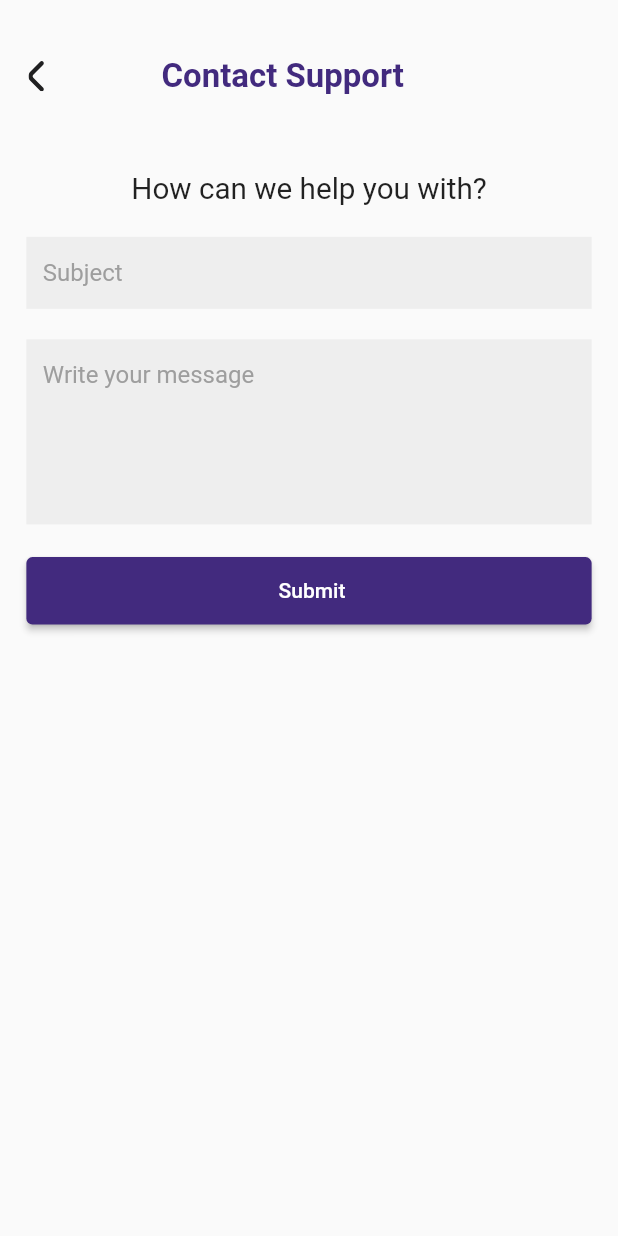
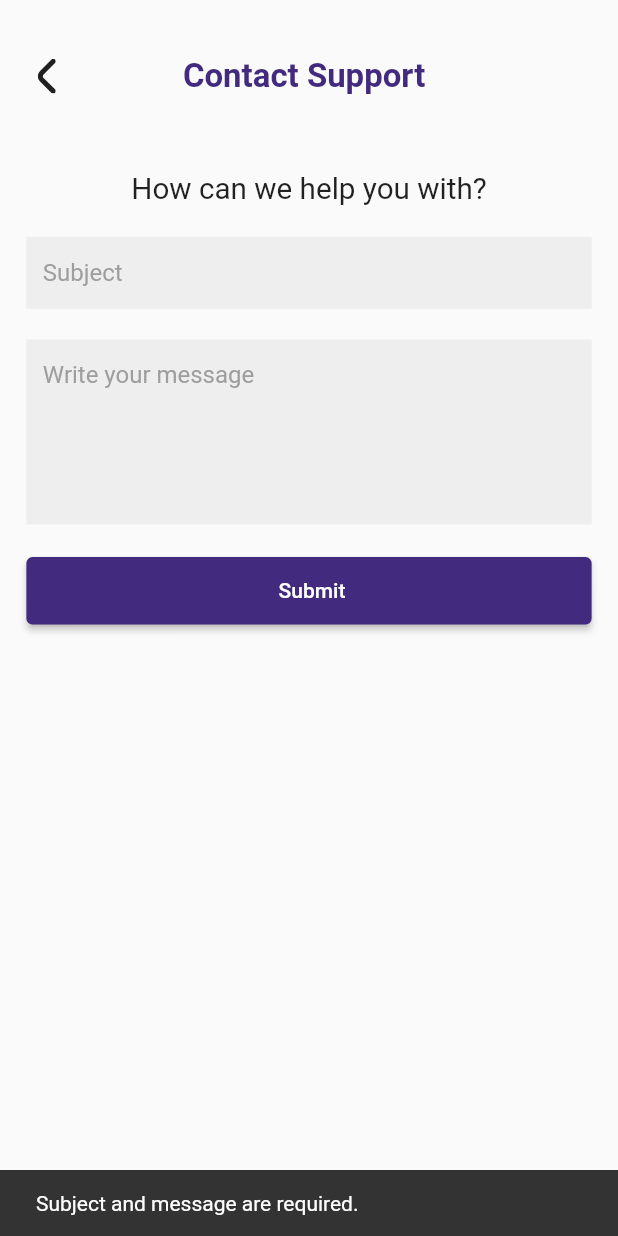
Before and after one commit to NoorAnsari04/Networking_Frontend, a Flutter app: the ContactSupport screen opened by its route, after a tap on "Submit", on a phone screen of 412 x 824 dp. Run offline on Flutter 3.47's test engine with Material 3 defaults, Android fonts, the phone set to English and light mode, and no system bars; our stand-ins replace cached_network_image, carousel_slider, cloud_firestore, dio, firebase_auth, firebase_core and 14 more; accounts and stored records are empty; statements that could not run were skipped.

Commit message:
api integrated of contact us

```diff
--- a/awesomeapp/lib/modules/screens/contact_us.dart
+++ b/awesomeapp/lib/modules/screens/contact_us.dart
@@ -1,8 +1,13 @@
 import 'package:flutter/material.dart';
 import 'package:flutter_screenutil/flutter_screenutil.dart';
 import 'package:flutter_svg/flutter_svg.dart';
+import 'package:my_test_app_flavors/core/constants/api_constants.dart';
 import '../../core/constants/color_constants.dart';
+import '../../core/serviceLocator.dart';
 import '../../core/shared/custom_elevated_button.dart';
+import 'package:dio/dio.dart';
+
+import '../auth/services/auth_provider.dart';
 
 class ContactSupport extends StatelessWidget {
   static const id = 'ContactSupport';
@@ -27,8 +32,8 @@ class ContactSupport extends StatelessWidget {
                     },
                     child: SvgPicture.asset(
                       'assets/backward_arrow_head.svg',
-                      height: 20.h,
-                      width: 12.w,
+                      height: 23.h,
+                      width: 25.w,
                     ),
                   ),
                   SizedBox(
@@ -62,13 +67,13 @@ class ContactSupport extends StatelessWidget {
                 fillColor: Colors.grey[200],
                 border: InputBorder.none,
                 contentPadding:
-                    EdgeInsets.symmetric(vertical: 14.0.h, horizontal: 10.0.w),
+                EdgeInsets.symmetric(vertical: 14.0.h, horizontal: 10.0.w),
               ),
-              onChanged: (text) {
-                if (text.isNotEmpty) {
-                  subjectController.clear();
-                }
-              },
+              // onChanged: (text) {
+              //   if (text.isNotEmpty) {
+              //     subjectController.clear();
+              //   }
+              // },
             ),
             SizedBox(height: 20.h),
             TextField(
@@ -81,20 +86,68 @@ class ContactSupport extends StatelessWidget {
                 fillColor: Colors.grey[200],
                 border: InputBorder.none,
                 contentPadding:
-                    EdgeInsets.symmetric(vertical: 14.0.h, horizontal: 10.0.w),
+                EdgeInsets.symmetric(vertical: 14.0.h, horizontal: 10.0.w),
               ),
-              onChanged: (text) {
-                if (text.isNotEmpty) {
-                  messageController.clear();
-                }
-              },
+              // onChanged: (text) {
+              //   if (text.isNotEmpty) {
+              //     messageController.clear();
+              //   }
+              // },
             ),
             SizedBox(height: 20.h),
             Center(
               child: SizedBox(
                 width: double.infinity,
                 child: CustomElevatedButton(
-                  onPressed: () {},
+                  onPressed: () async {
+                    final subject = subjectController.text.trim();
+                    final message = messageController.text.trim();
+
+                    if (subject.isEmpty || message.isEmpty) {
+                      ScaffoldMessenger.of(context).showSnackBar(
+                        SnackBar(
+                            content: Text("Subject and message are required.")),
+                      );
+                      return;
+                    }
+                    try {
+                      final dio = Dio();
+                      final token = await serviceLocator<
+                          AuthenticationProvider>().authToken();
+                      final url = ApiConstants.baseUrl +
+                          ApiConstants.contactSupport;
+                      final response = await dio.post(
+                          url,
+                          options: Options(
+                              headers: {
+                          "Authorization": "Bearer $token",
+                          }
+                          ),
+                          data: {
+                            'subject': subject,
+                            'message': message
+                          }
+                      );
+                      if (response.statusCode == 200 &&
+                          response.data['success'] == true) {
+                        ScaffoldMessenger.of(context).showSnackBar(
+                          SnackBar(content: Text(
+                              "Support message sent successfully.")),
+                        );
+                        subjectController.clear();
+                        messageController.clear();
+                      } else {
+                        ScaffoldMessenger.of(context).showSnackBar(
+                            SnackBar(content: Text(response.data['message'] ??
+                                "Failed to send message")));
+                      }
+                    } catch (e) {
+                      print("Dio error: $e");
+                      ScaffoldMessenger.of(context).showSnackBar(
+                          SnackBar(content: Text(
+                              "Something went wrong. Please try again later")));
+                    }
+                  },
                   text: 'Submit',
                   manualAction: true,
                 ),
```
